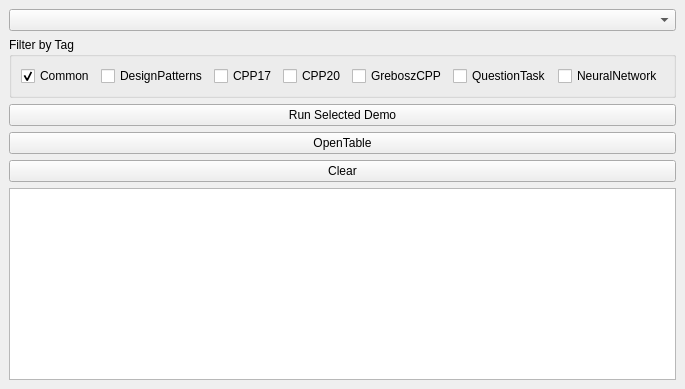
First picture: the form in ModernCppQTApp/src/mainwindow.ui, repository pawcijo/CppPlayground, before the edit.
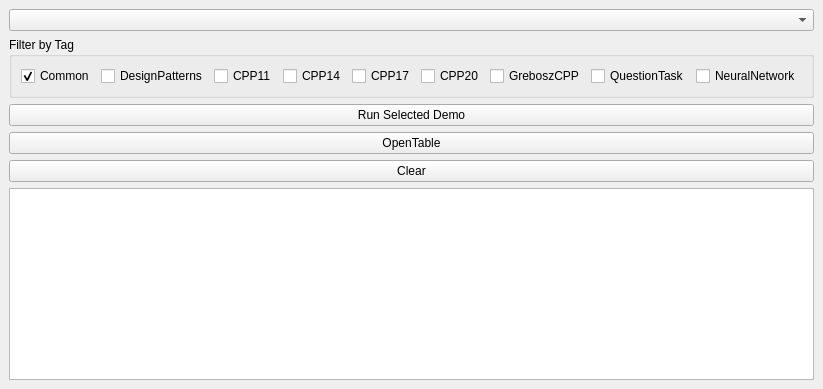
Second picture: the form after the edit.

Patch:
```diff
--- a/ModernCppQTApp/src/mainwindow.ui
+++ b/ModernCppQTApp/src/mainwindow.ui
@@ -31,6 +31,20 @@
          </property>
         </widget>
        </item>
+        <item>
+        <widget class="QCheckBox" name="tagCPP11">
+         <property name="text">
+          <string>CPP11</string>
+         </property>
+        </widget>
+       </item>
+        <item>
+        <widget class="QCheckBox" name="tagCPP14">
+         <property name="text">
+          <string>CPP14</string>
+         </property>
+        </widget>
+       </item>
        <item>
         <widget class="QCheckBox" name="tagCPP17">
          <property name="text">
```
